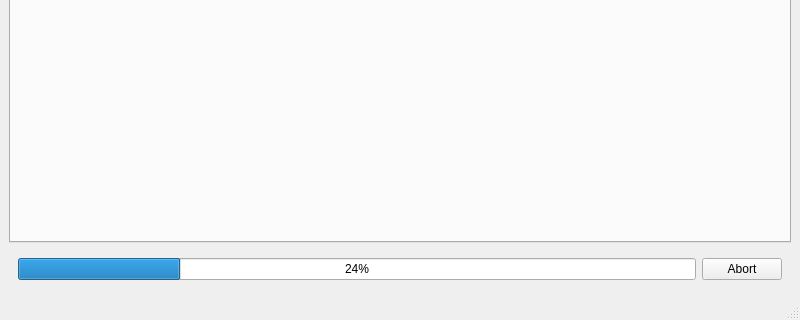
This is Orbitool/UI/Main.ui in l460289052/Orbitool as Qt 5 draws it before an edit; both pictures show x 0 to 800 and y 280 to 600 of the 800 by 600 pixel window. The edited form follows.
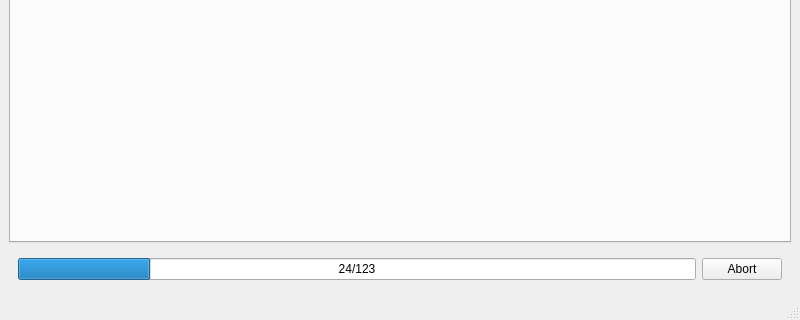
This is the edited form.

What changed in the file:
```diff
--- a/Orbitool/UI/Main.ui
+++ b/Orbitool/UI/Main.ui
@@ -26,9 +26,15 @@
       <layout class="QHBoxLayout" name="horizontalLayout_2">
        <item>
         <widget class="QProgressBar" name="progressBar">
+         <property name="maximum">
+          <number>123</number>
+         </property>
          <property name="value">
           <number>24</number>
          </property>
+         <property name="format">
+          <string>%v/%m</string>
+         </property>
         </widget>
        </item>
        <item>
```
